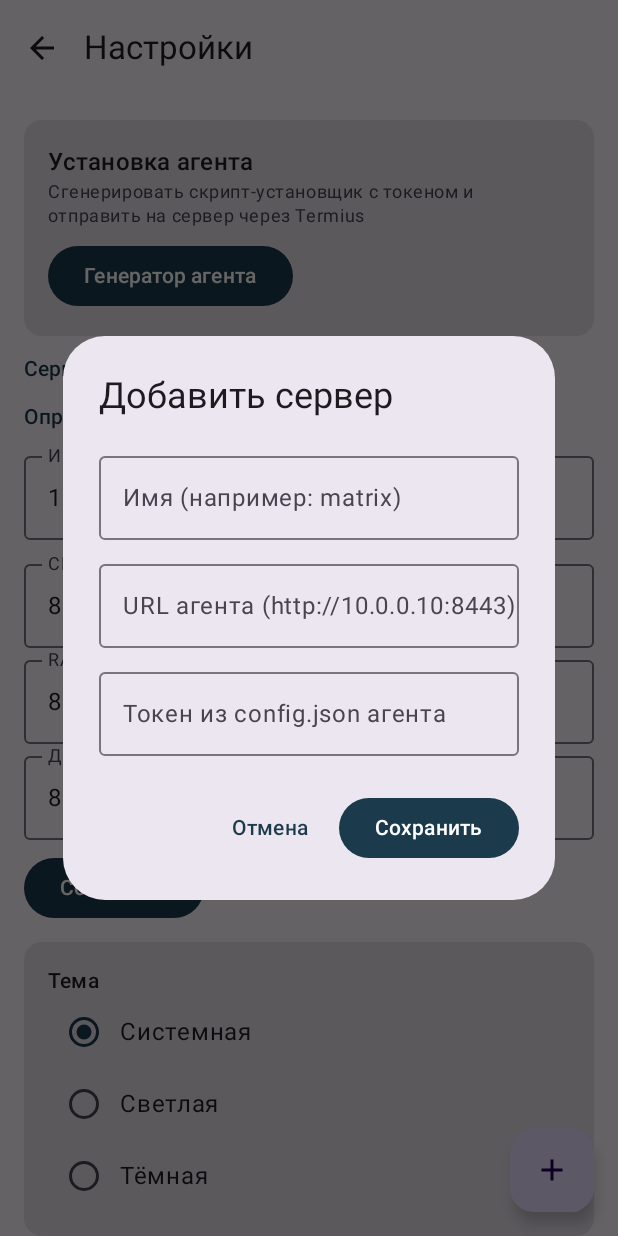
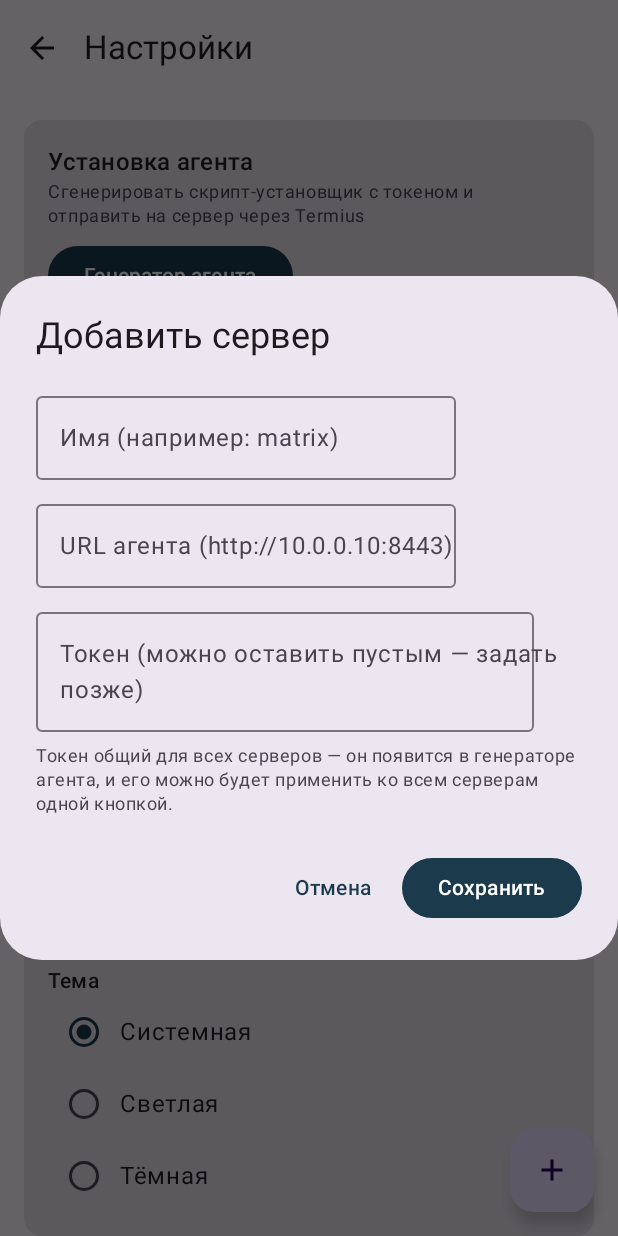
Before and after one commit to Sonnik73/Hosts_Monitor, an Android app built with Jetpack Compose: the SettingsScreen screen opened through its navigation route, after a tap on "Добавить сервер", on a phone screen of 412 x 824 dp. Run offline under Robolectric (Android 15) with nearby library versions, the phone set to English and light mode, and no system bars; network calls fail; 1 statement that could not run was skipped.

Commit message:
Allow adding servers without token; apply generated token to all servers

```diff
--- a/app/src/main/java/com/servermon/monitor/net/AgentClient.kt
+++ b/app/src/main/java/com/servermon/monitor/net/AgentClient.kt
@@ -35,6 +35,11 @@ object AgentClient {
 
     /** Blocking call — invoke from a worker thread. */
     fun fetch(baseUrl: String, token: String): Metrics {
+        if (token.isBlank()) {
+            throw IllegalStateException(
+                "токен не задан — задайте его в настройках сервера или через генератор агента"
+            )
+        }
         val url = baseUrl.trimEnd('/') + "/metrics.json"
         val request = Request.Builder()
             .url(url)
--- a/app/src/main/java/com/servermon/monitor/ui/SettingsScreen.kt
+++ b/app/src/main/java/com/servermon/monitor/ui/SettingsScreen.kt
@@ -287,8 +287,17 @@ private fun ServerDialog(
                 )
                 OutlinedTextField(
                     value = token, onValueChange = { token = it },
-                    label = { Text("Токен из config.json агента") }, singleLine = true,
+                    label = { Text("Токен (можно оставить пустым — задать позже)") },
+                    singleLine = true,
                 )
+                if (initial == null) {
+                    Text(
+                        "Токен общий для всех серверов — он появится в генераторе агента, " +
+                            "и его можно будет применить ко всем серверам одной кнопкой.",
+                        style = MaterialTheme.typography.bodySmall,
+                        color = MaterialTheme.colorScheme.onSurfaceVariant,
+                    )
+                }
             }
         },
         confirmButton = {
```
Also changed, not shown: app/src/main/java/com/servermon/monitor/ui/AgentInstallerScreen.kt (+17 -0 lines).
